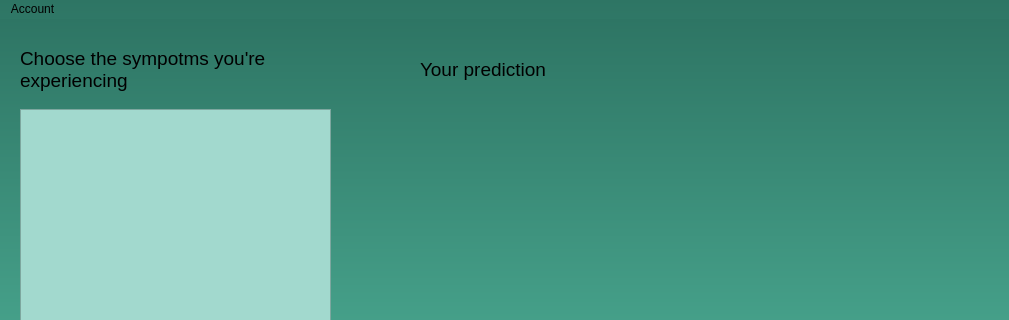
Above: ui/main_window.ui from Maximusrain/se_project_23-24 before the change; both pictures show x 0 to 1009 and y 0 to 320 of the 1009 by 756 pixel window. Below: the same form after it.
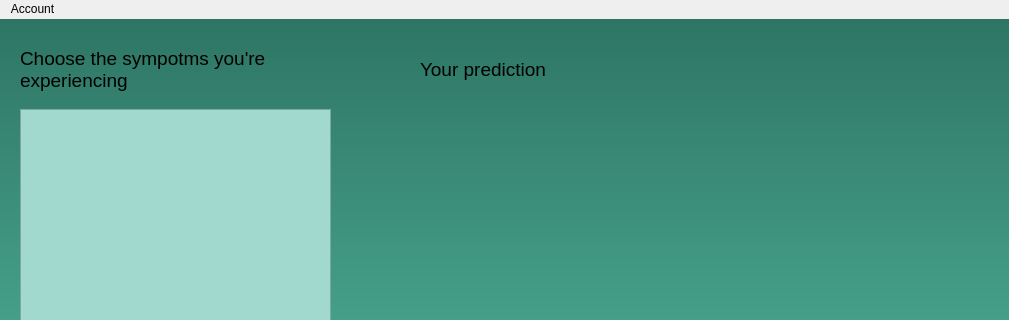
That is the form after the change.

Commit message: Disease description is now displayed after button click.

The edit to the form file:
```diff
--- a/ui/main_window.ui
+++ b/ui/main_window.ui
@@ -14,11 +14,11 @@
    <string>MainWindow</string>
   </property>
   <property name="styleSheet">
-   <string notr="true">background-color: qlineargradient(spread:pad, x1:0, y1:0, x2:0, y2:1, stop:0 rgba(46, 117, 100, 255), stop:1 rgba(102, 221, 190, 255))</string>
+   <string notr="true"/>
   </property>
   <widget class="QWidget" name="centralwidget">
    <property name="styleSheet">
-    <string notr="true"/>
+    <string notr="true">background-color: qlineargradient(spread:pad, x1:0, y1:0, x2:0, y2:1, stop:0 rgba(46, 117, 100, 255), stop:1 rgba(102, 221, 190, 255))</string>
    </property>
    <widget class="QLabel" name="label">
     <property name="geometry">
```
The commit also changes 2 other files.
